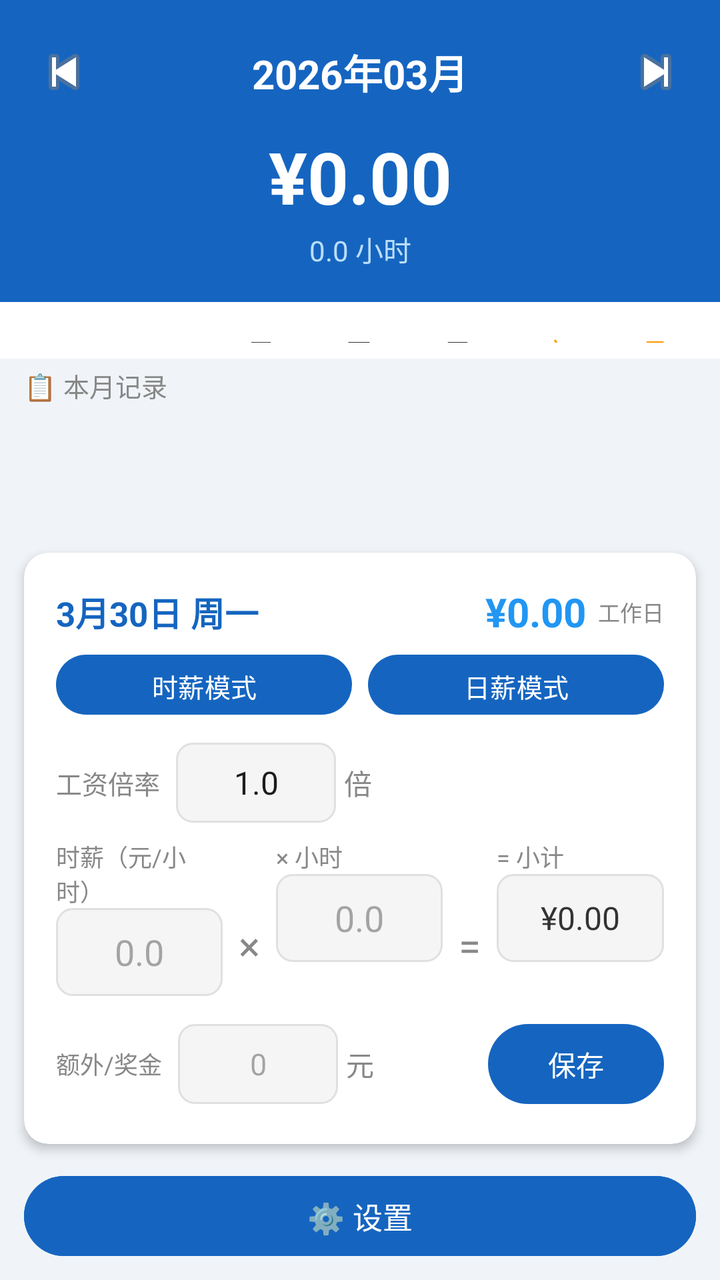
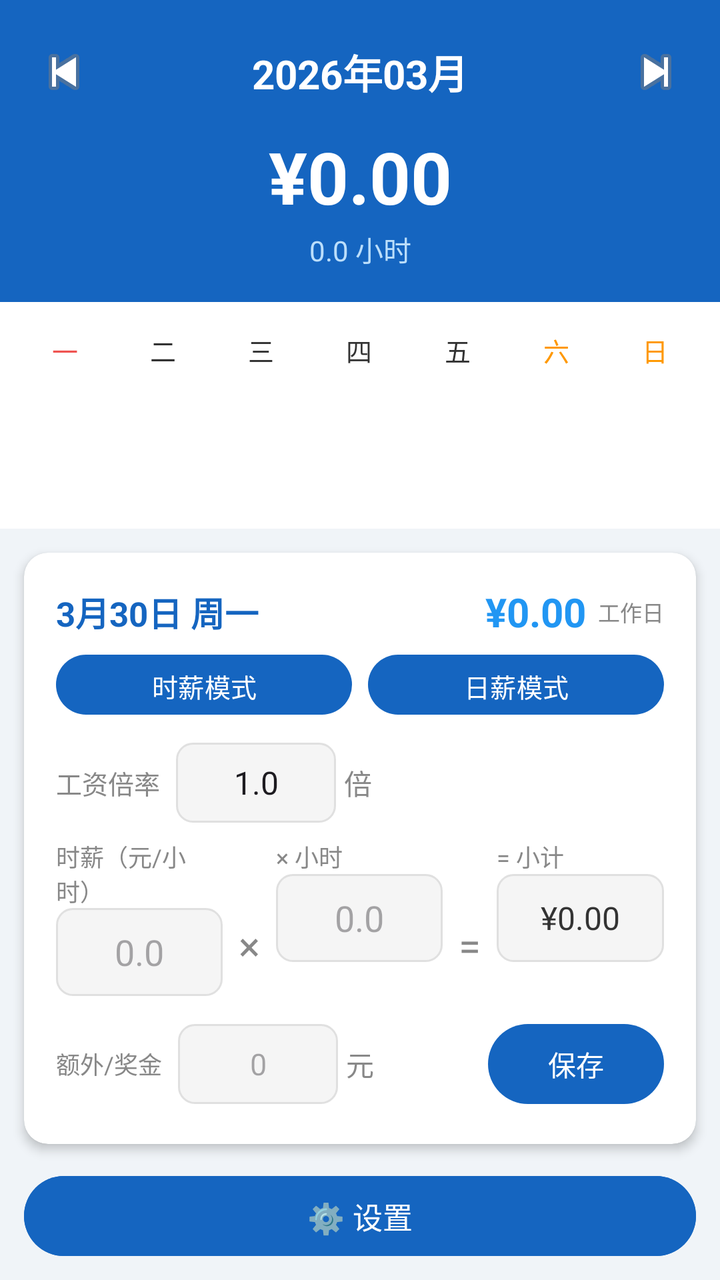

The first picture is an Android layout as it rendered before a commit; the second is the same layout after the commit. The layout source and the unified diff follow.
<!-- AndroidManifest.xml: application theme Theme.SalaryCalc -->
<!-- res/layout/activity_main.xml -->
<?xml version="1.0" encoding="utf-8"?>
<LinearLayout xmlns:android="http://schemas.android.com/apk/res/android"
    android:layout_width="match_parent"
    android:layout_height="match_parent"
    android:orientation="vertical"
    android:background="@color/bg">

    
    <LinearLayout
        android:layout_width="match_parent"
        android:layout_height="wrap_content"
        android:orientation="vertical"
        android:background="@color/primary"
        android:paddingTop="12dp"
        android:paddingBottom="16dp"
        android:paddingHorizontal="8dp">

        <LinearLayout
            android:layout_width="match_parent"
            android:layout_height="wrap_content"
            android:orientation="horizontal"
            android:gravity="center_vertical">

            <ImageButton
                android:id="@+id/btn_prev_month"
                android:layout_width="48dp"
                android:layout_height="48dp"
                android:background="?attr/selectableItemBackgroundBorderless"
                android:src="@android:drawable/ic_media_previous"
                android:contentDescription="上个月"/>

            <TextView
                android:id="@+id/tv_year_month"
                android:layout_width="0dp"
                android:layout_height="wrap_content"
                android:layout_weight="1"
                android:gravity="center"
                android:text="2026年03月"
                android:textSize="20sp"
                android:textStyle="bold"
                android:textColor="@color/white"/>

            <ImageButton
                android:id="@+id/btn_next_month"
                android:layout_width="48dp"
                android:layout_height="48dp"
                android:background="?attr/selectableItemBackgroundBorderless"
                android:src="@android:drawable/ic_media_next"
                android:contentDescription="下个月"/>
        </LinearLayout>

        <TextView
            android:id="@+id/tv_month_total"
            android:layout_width="match_parent"
            android:layout_height="wrap_content"
            android:gravity="center"
            android:text="¥0.00"
            android:textSize="36sp"
            android:textStyle="bold"
            android:textColor="@color/white"
            android:layout_marginTop="4dp"/>

        <TextView
            android:id="@+id/tv_month_hours"
            android:layout_width="match_parent"
            android:layout_height="wrap_content"
            android:gravity="center"
            android:text="0.0 小时"
            android:textSize="14sp"
            android:textColor="#BBDEFB"
            android:layout_marginTop="2dp"/>
    </LinearLayout>

    
    <LinearLayout
        android:layout_width="match_parent"
        android:layout_height="0dp"
        android:layout_weight="1"
        android:orientation="vertical">

        
        <LinearLayout
            android:layout_width="match_parent"
            android:layout_height="0dp"
            android:layout_weight="1"
            android:orientation="vertical"
            android:background="@color/white"
            android:padding="8dp">

            <LinearLayout
                android:layout_width="match_parent"
                android:layout_height="32dp"
                android:orientation="horizontal">
                <TextView android:layout_width="0dp" android:layout_height="match_parent" android:layout_weight="1" android:gravity="center" android:text="一" android:textSize="13sp" android:textColor="#EF5350"/>
                <TextView android:layout_width="0dp" android:layout_height="match_parent" android:layout_weight="1" android:gravity="center" android:text="二" android:textSize="13sp" android:textColor="#333"/>
                <TextView android:layout_width="0dp" android:layout_height="match_parent" android:layout_weight="1" android:gravity="center" android:text="三" android:textSize="13sp" android:textColor="#333"/>
                <TextView android:layout_width="0dp" android:layout_height="match_parent" android:layout_weight="1" android:gravity="center" android:text="四" android:textSize="13sp" android:textColor="#333"/>
                <TextView android:layout_width="0dp" android:layout_height="match_parent" android:layout_weight="1" android:gravity="center" android:text="五" android:textSize="13sp" android:textColor="#333"/>
                <TextView android:layout_width="0dp" android:layout_height="match_parent" android:layout_weight="1" android:gravity="center" android:text="六" android:textSize="13sp" android:textColor="#FF9800"/>
                <TextView android:layout_width="0dp" android:layout_height="match_parent" android:layout_weight="1" android:gravity="center" android:text="日" android:textSize="13sp" android:textColor="#FF9800"/>
            </LinearLayout>

            <TableLayout
                android:id="@+id/calendar_table"
                android:layout_width="match_parent"
                android:layout_height="0dp"
                android:layout_weight="1"
                android:layout_marginTop="4dp"
                android:stretchColumns="0,1,2,3,4,5,6"/>
        </LinearLayout>

        
        <LinearLayout
            android:layout_width="match_parent"
            android:layout_height="0dp"
            android:layout_weight="3"
            android:orientation="vertical"
            android:layout_marginHorizontal="12dp">

            <TextView android:layout_width="wrap_content" android:layout_height="wrap_content"
                android:text="📋 本月记录" android:textSize="13sp" android:textColor="#888"
                android:layout_marginTop="4dp" android:layout_marginBottom="4dp"/>

            <ListView android:id="@+id/lv_records"
                android:layout_width="match_parent"
                android:layout_height="0dp"
                android:layout_weight="1"
                android:divider="#EEE"
                android:dividerHeight="1dp"/>
        </LinearLayout>
    </LinearLayout>

    
    <androidx.cardview.widget.CardView
        android:layout_width="match_parent"
        android:layout_height="wrap_content"
        android:layout_margin="12dp"
        app:cardCornerRadius="12dp"
        app:cardElevation="3dp"
        app:cardBackgroundColor="@color/white"
        xmlns:app="http://schemas.android.com/apk/res-auto">

        <LinearLayout
            android:layout_width="match_parent"
            android:layout_height="wrap_content"
            android:orientation="vertical"
            android:padding="16dp">

            
            <LinearLayout
                android:layout_width="match_parent"
                android:layout_height="wrap_content"
                android:orientation="horizontal"
                android:gravity="center_vertical"
                android:layout_marginBottom="4dp">

                <TextView
                    android:id="@+id/tv_selected_date"
                    android:layout_width="0dp"
                    android:layout_height="wrap_content"
                    android:layout_weight="1"
                    android:text="3月30日 周一"
                    android:textSize="17sp"
                    android:textStyle="bold"
                    android:textColor="@color/primary"/>

                <TextView
                    android:id="@+id/tv_day_total"
                    android:layout_width="wrap_content"
                    android:layout_height="wrap_content"
                    android:text="¥0.00"
                    android:textSize="20sp"
                    android:textStyle="bold"
                    android:textColor="@color/accent"/>

                <TextView
                    android:id="@+id/tv_day_status"
                    android:layout_width="wrap_content"
                    android:layout_height="wrap_content"
                    android:text="工作日"
                    android:textSize="11sp"
                    android:textColor="#888"
                    android:layout_marginStart="6dp"/>
            </LinearLayout>

            
            <LinearLayout
                android:layout_width="match_parent"
                android:layout_height="38dp"
                android:orientation="horizontal"
                android:layout_marginBottom="10dp">

                <Button
                    android:id="@+id/btn_mode_hourly"
                    android:layout_width="0dp"
                    android:layout_height="38dp"
                    android:layout_weight="1"
                    android:text="时薪模式"
                    android:textSize="13sp"
                    android:layout_marginEnd="4dp"/>

                <Button
                    android:id="@+id/btn_mode_daily"
                    android:layout_width="0dp"
                    android:layout_height="38dp"
                    android:layout_weight="1"
                    android:text="日薪模式"
                    android:textSize="13sp"
                    android:layout_marginStart="4dp"/>
            </LinearLayout>

            
            <LinearLayout
                android:id="@+id/ll_multiplier"
                android:layout_width="match_parent"
                android:layout_height="wrap_content"
                android:orientation="horizontal"
                android:gravity="center_vertical"
                android:layout_marginBottom="8dp">

                <TextView
                    android:layout_width="wrap_content"
                    android:layout_height="wrap_content"
                    android:text="工资倍率"
                    android:textSize="13sp"
                    android:textColor="#888"/>

                <EditText android:id="@+id/et_multiplier"
                    android:layout_width="80dp"
                    android:layout_height="40dp"
                    android:layout_marginStart="8dp"
                    android:inputType="numberDecimal"
                    android:text="1.0"
                    android:textSize="16sp"
                    android:gravity="center"
                    android:selectAllOnFocus="true"
                    android:background="@drawable/edit_bg"/>

                <TextView
                    android:layout_width="wrap_content"
                    android:layout_height="wrap_content"
                    android:text="倍"
                    android:textSize="14sp"
                    android:textColor="#888"
                    android:layout_marginStart="4dp"/>

                <TextView
                    android:id="@+id/tv_multiplier_hint"
                    android:layout_width="wrap_content"
                    android:layout_height="wrap_content"
                    android:text=""
                    android:textSize="11sp"
                    android:textColor="#AAA"
                    android:layout_marginStart="8dp"/>
            </LinearLayout>

            
            <LinearLayout
                android:id="@+id/ll_hourly"
                android:layout_width="match_parent"
                android:layout_height="wrap_content"
                android:orientation="horizontal">

                <LinearLayout
                    android:layout_width="0dp" android:layout_height="wrap_content" android:layout_weight="1"
                    android:orientation="vertical" android:layout_marginEnd="8dp">
                    <TextView android:layout_width="wrap_content" android:layout_height="wrap_content"
                        android:text="时薪（元/小时）" android:textSize="12sp" android:textColor="#888"/>
                    <EditText android:id="@+id/et_hourly_rate"
                        android:layout_width="match_parent" android:layout_height="44dp"
                        android:inputType="numberDecimal" android:hint="0.0"
                        android:textSize="18sp" android:gravity="center"
                        android:selectAllOnFocus="true"
                        android:background="@drawable/edit_bg"/>
                </LinearLayout>

                <TextView
                    android:layout_width="wrap_content"
                    android:layout_height="wrap_content"
                    android:text="×"
                    android:textSize="20sp"
                    android:textColor="#888"
                    android:layout_gravity="bottom"
                    android:paddingBottom="12dp"/>

                <LinearLayout
                    android:layout_width="0dp" android:layout_height="wrap_content" android:layout_weight="1"
                    android:orientation="vertical" android:layout_marginHorizontal="8dp">
                    <TextView android:layout_width="wrap_content" android:layout_height="wrap_content"
                        android:text="× 小时" android:textSize="12sp" android:textColor="#888"/>
                    <EditText android:id="@+id/et_hours"
                        android:layout_width="match_parent" android:layout_height="44dp"
                        android:inputType="numberDecimal" android:hint="0.0"
                        android:textSize="18sp" android:gravity="center"
                        android:selectAllOnFocus="true"
                        android:background="@drawable/edit_bg"/>
                </LinearLayout>

                <TextView
                    android:layout_width="wrap_content"
                    android:layout_height="wrap_content"
                    android:text="="
                    android:textSize="20sp"
                    android:textColor="#888"
                    android:layout_gravity="bottom"
                    android:paddingBottom="12dp"/>

                <LinearLayout
                    android:layout_width="0dp" android:layout_height="wrap_content" android:layout_weight="1"
                    android:orientation="vertical" android:layout_marginStart="8dp">
                    <TextView android:layout_width="wrap_content" android:layout_height="wrap_content"
                        android:text="= 小计" android:textSize="12sp" android:textColor="#888"/>
                    <TextView android:id="@+id/tv_hourly_subtotal"
                        android:layout_width="match_parent" android:layout_height="44dp"
                        android:text="¥0.00"
                        android:textSize="16sp"
                        android:background="@drawable/edit_bg"
                        android:textColor="#333"
                        android:gravity="center"
                        android:paddingVertical="10dp"/>
                </LinearLayout>
            </LinearLayout>

            
            <LinearLayout
                android:id="@+id/ll_daily"
                android:layout_width="match_parent"
                android:layout_height="wrap_content"
                android:orientation="horizontal"
                android:visibility="gone">

                <LinearLayout
                    android:layout_width="0dp" android:layout_height="wrap_content" android:layout_weight="1"
                    android:orientation="vertical" android:layout_marginEnd="8dp">
                    <TextView android:layout_width="wrap_content" android:layout_height="wrap_content"
                        android:text="日薪（固定金额）" android:textSize="12sp" android:textColor="#888"/>
                    <EditText android:id="@+id/et_daily_rate"
                        android:layout_width="match_parent" android:layout_height="44dp"
                        android:inputType="numberDecimal" android:hint="0"
                        android:textSize="18sp" android:gravity="center"
                        android:selectAllOnFocus="true"
                        android:background="@drawable/edit_bg"/>
                </LinearLayout>
                <View android:layout_width="0dp" android:layout_height="44dp" android:layout_weight="1"/>
            </LinearLayout>

            
            <LinearLayout
                android:layout_width="match_parent"
                android:layout_height="wrap_content"
                android:orientation="horizontal"
                android:layout_marginTop="10dp"
                android:gravity="center_vertical">

                <TextView android:layout_width="wrap_content" android:layout_height="wrap_content"
                    android:text="额外/奖金" android:textSize="12sp" android:textColor="#888"/>

                <EditText android:id="@+id/et_bonus"
                    android:layout_width="80dp" android:layout_height="40dp"
                    android:layout_marginStart="8dp"
                    android:inputType="numberDecimal" android:hint="0"
                    android:textSize="15sp" android:gravity="center"
                    android:selectAllOnFocus="true"
                    android:background="@drawable/edit_bg"/>

                <TextView android:layout_width="wrap_content" android:layout_height="wrap_content"
                    android:text="元" android:textSize="14sp" android:textColor="#888" android:layout_marginStart="4dp"/>

                <TextView android:layout_width="0dp" android:layout_height="0dp" android:layout_weight="1"/>

                <Button
                    android:id="@+id/btn_delete"
                    android:layout_width="wrap_content"
                    android:layout_height="wrap_content"
                    android:text="删除"
                    android:textColor="#F44336"
                    android:visibility="gone"
                    style="@style/Widget.MaterialComponents.Button.OutlinedButton"/>

                <Button
                    android:id="@+id/btn_save"
                    android:layout_width="wrap_content"
                    android:layout_height="wrap_content"
                    android:text="保存"
                    android:paddingHorizontal="20dp"
                    android:layout_marginStart="8dp"/>
            </LinearLayout>
        </LinearLayout>
    </androidx.cardview.widget.CardView>

    
    <Button
        android:id="@+id/btn_settings"
        android:layout_width="match_parent"
        android:layout_height="48dp"
        android:layout_marginHorizontal="12dp"
        android:layout_marginBottom="8dp"
        android:text="⚙️ 设置"
        android:textSize="15sp"
        android:backgroundTint="@color/primary"/>
</LinearLayout>
<!-- resources referenced by this layout -->
<resources>
  <color name="accent">#2196F3</color>
  <color name="bg">#F0F4F8</color>
  <color name="primary">#1565C0</color>
  <color name="white">#FFFFFF</color>
  <!-- drawable edit_bg (drawable) -->
  <?xml version="1.0" encoding="utf-8"?>
  <shape xmlns:android="http://schemas.android.com/apk/res/android"
      android:shape="rectangle">
      <solid android:color="#F5F5F5"/>
      <corners android:radius="8dp"/>
      <stroke android:width="1dp" android:color="#E0E0E0"/>
  </shape>
  <style name="Theme.SalaryCalc" parent="Theme.Material3.Light.NoActionBar">
          <item name="colorPrimary">@color/primary</item>
          <item name="colorPrimaryDark">@color/primary_dark</item>
          <item name="colorAccent">@color/accent</item>
          <item name="android:statusBarColor">@color/primary_dark</item>
      </style>
  <color name="primary_dark">#0D47A1</color>
</resources>

<!-- the commit's change to res/layout/activity_main.xml (unified diff, before → after) -->
@@ -81,8 +81,8 @@
         
         <LinearLayout
             android:layout_width="match_parent"
-            android:layout_height="0dp"
-            android:layout_weight="1"
+            android:layout_height="wrap_content"
+            android:minHeight="180dp"
             android:orientation="vertical"
             android:background="@color/white"
             android:padding="8dp">
@@ -113,13 +113,14 @@
         <LinearLayout
             android:layout_width="match_parent"
             android:layout_height="0dp"
-            android:layout_weight="3"
+            android:layout_weight="1"
             android:orientation="vertical"
-            android:layout_marginHorizontal="12dp">
+            android:layout_marginHorizontal="12dp"
+            android:layout_marginTop="4dp">
 
             <TextView android:layout_width="wrap_content" android:layout_height="wrap_content"
-                android:text="📋 本月记录" android:textSize="13sp" android:textColor="#888"
-                android:layout_marginTop="4dp" android:layout_marginBottom="4dp"/>
+                android:text="📋 本月记录" android:textSize="14sp" android:textColor="#555"
+                android:layout_marginBottom="6dp" android:textStyle="bold"/>
 
             <ListView android:id="@+id/lv_records"
                 android:layout_width="match_parent"
